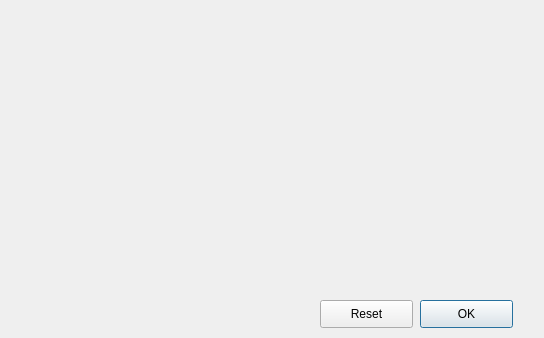
First picture: the form in resource/gui/ConstraintDialog.ui, repository dthung1602/NetworkVisualization, before the edit.
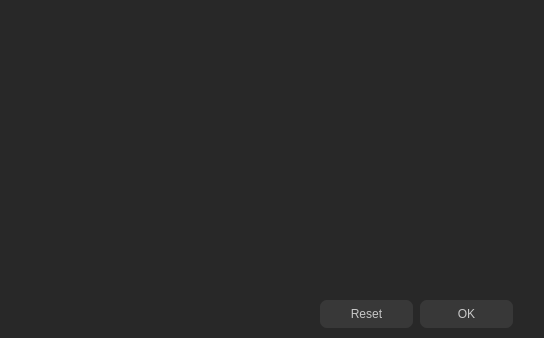
Second picture: the form after the edit.

The edit to the form file:
```diff
--- a/resource/gui/ConstraintDialog.ui
+++ b/resource/gui/ConstraintDialog.ui
@@ -13,15 +13,24 @@
   <property name="windowTitle">
    <string>Dialog</string>
   </property>
+  <property name="styleSheet">
+   <string notr="true">background-color: #282828</string>
+  </property>
   <widget class="QLabel" name="label">
    <property name="geometry">
     <rect>
-     <x>240</x>
+     <x>120</x>
      <y>20</y>
-     <width>55</width>
-     <height>16</height>
+     <width>321</width>
+     <height>20</height>
     </rect>
    </property>
+   <property name="styleSheet">
+    <string notr="true">color: rgb(180,180,180);
+                            font-size: 15px;
+                            background-color: transparent;
+                        </string>
+   </property>
    <property name="text">
     <string/>
    </property>
@@ -46,6 +55,19 @@
      <height>28</height>
     </rect>
    </property>
+   <property name="styleSheet">
+    <string notr="true">QPushButton{
+                            color: rgb(200, 200, 200);
+                            border-style: 2px solid rgb(200, 200, 200);
+                            border-radius: 7px;
+                            background-color: #383838;
+                            }
+
+                            QPushButton:hover{
+                            background-color: #303030;
+                            }
+                        </string>
+   </property>
    <property name="text">
     <string>OK</string>
    </property>
@@ -59,6 +81,19 @@
      <height>28</height>
     </rect>
    </property>
+   <property name="styleSheet">
+    <string notr="true">QPushButton{
+                            color: rgb(200, 200, 200);
+                            border-style: 2px solid rgb(200, 200, 200);
+                            border-radius: 7px;
+                            background-color: #383838;
+                            }
+
+                            QPushButton:hover{
+                            background-color: #303030;
+                            }
+                        </string>
+   </property>
    <property name="text">
     <string>Reset</string>
    </property>
```
